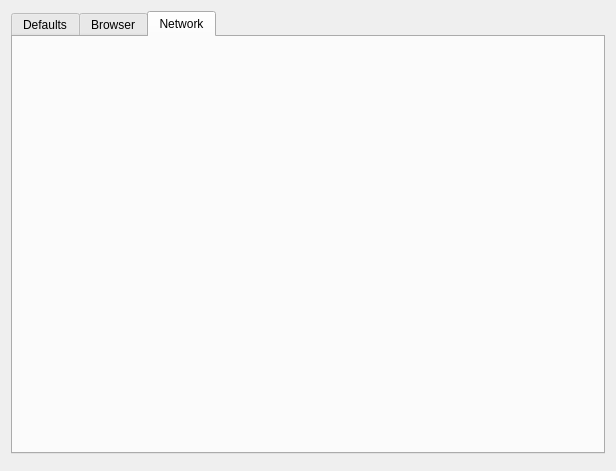
First picture: the form in src/configdialog/configdialogui.ui, repository HJCMS/xhtmldbg, before the edit.
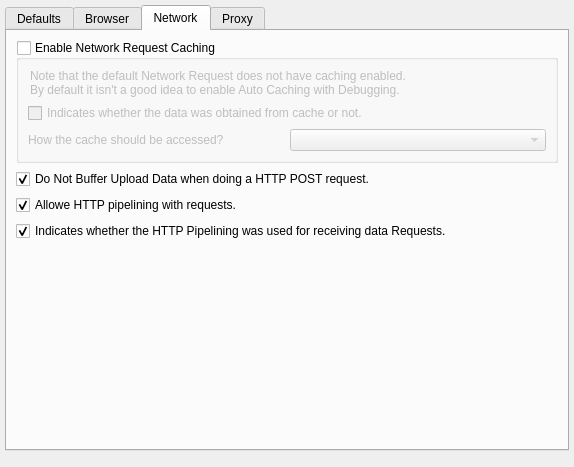
Second picture: the form after the edit. The open tabs and pages were chosen to show the change.

What changed in the file:
```diff
--- a/src/configdialog/configdialogui.ui
+++ b/src/configdialog/configdialogui.ui
@@ -6,14 +6,29 @@
    <rect>
     <x>0</x>
     <y>0</y>
-    <width>616</width>
-    <height>471</height>
+    <width>574</width>
+    <height>467</height>
    </rect>
   </property>
   <property name="windowTitle">
    <string>Configure xhtmldbg[*]</string>
   </property>
-  <layout class="QVBoxLayout" name="verticalLayout_3">
+  <layout class="QVBoxLayout" name="vLayout">
+   <property name="spacing">
+    <number>-1</number>
+   </property>
+   <property name="leftMargin">
+    <number>5</number>
+   </property>
+   <property name="topMargin">
+    <number>5</number>
+   </property>
+   <property name="rightMargin">
+    <number>5</number>
+   </property>
+   <property name="bottomMargin">
+    <number>10</number>
+   </property>
    <item>
     <widget class="QTabWidget" name="tabWidget">
      <property name="currentIndex">
@@ -285,6 +300,119 @@
       <attribute name="title">
        <string>Network</string>
       </attribute>
+      <layout class="QVBoxLayout" name="verticalLayout_7">
+       <item>
+        <widget class="QGroupBox" name="CacheSaveControlAttribute">
+         <property name="title">
+          <string>Enable Network Request Caching</string>
+         </property>
+         <property name="checkable">
+          <bool>true</bool>
+         </property>
+         <property name="checked">
+          <bool>false</bool>
+         </property>
+         <layout class="QVBoxLayout" name="verticalLayout_6">
+          <item>
+           <widget class="QLabel" name="label_4">
+            <property name="text">
+             <string>Note that the default Network Request does not have caching enabled.
+By default it isn't a good idea to enable Auto Caching with Debugging.</string>
+            </property>
+            <property name="wordWrap">
+             <bool>true</bool>
+            </property>
+            <property name="indent">
+             <number>2</number>
+            </property>
+            <property name="textInteractionFlags">
+             <set>Qt::NoTextInteraction</set>
+            </property>
+           </widget>
+          </item>
+          <item>
+           <widget class="QCheckBox" name="SourceIsFromCacheAttribute">
+            <property name="text">
+             <string>Indicates whether the data was obtained from cache or not.</string>
+            </property>
+           </widget>
+          </item>
+          <item>
+           <layout class="QHBoxLayout" name="horizontalLayout_4">
+            <item>
+             <widget class="QLabel" name="label_5">
+              <property name="text">
+               <string>How the cache should be accessed?</string>
+              </property>
+             </widget>
+            </item>
+            <item>
+             <widget class="QComboBox" name="CacheLoadControlAttribute">
+              <property name="statusTip">
+               <string notr="true"/>
+              </property>
+              <property name="whatsThis">
+               <string notr="true"/>
+              </property>
+              <property name="maxCount">
+               <number>20</number>
+              </property>
+             </widget>
+            </item>
+           </layout>
+          </item>
+         </layout>
+        </widget>
+       </item>
+       <item>
+        <widget class="QCheckBox" name="DoNotBufferUploadDataAttribute">
+         <property name="text">
+          <string>Do Not Buffer Upload Data when doing a HTTP POST request.</string>
+         </property>
+         <property name="checked">
+          <bool>true</bool>
+         </property>
+        </widget>
+       </item>
+       <item>
+        <widget class="QCheckBox" name="HttpPipeliningAllowedAttribute">
+         <property name="text">
+          <string>Allowe HTTP pipelining with requests.</string>
+         </property>
+         <property name="checked">
+          <bool>true</bool>
+         </property>
+        </widget>
+       </item>
+       <item>
+        <widget class="QCheckBox" name="HttpPipeliningWasUsedAttribute">
+         <property name="text">
+          <string>Indicates whether the HTTP Pipelining was used for receiving data Requests.</string>
+         </property>
+         <property name="checked">
+          <bool>true</bool>
+         </property>
+        </widget>
+       </item>
+       <item>
+        <spacer name="verticalSpacer_2">
+         <property name="orientation">
+          <enum>Qt::Vertical</enum>
+         </property>
+         <property name="sizeHint" stdset="0">
+          <size>
+           <width>354</width>
+           <height>167</height>
+          </size>
+         </property>
+        </spacer>
+       </item>
+      </layout>
+     </widget>
+     <widget class="QWidget" name="tab4">
+      <attribute name="title">
+       <string>Proxy</string>
+      </attribute>
      </widget>
     </widget>
    </item>
```
Left out of the diff: 117 changed lines with no effect on the pictures.
